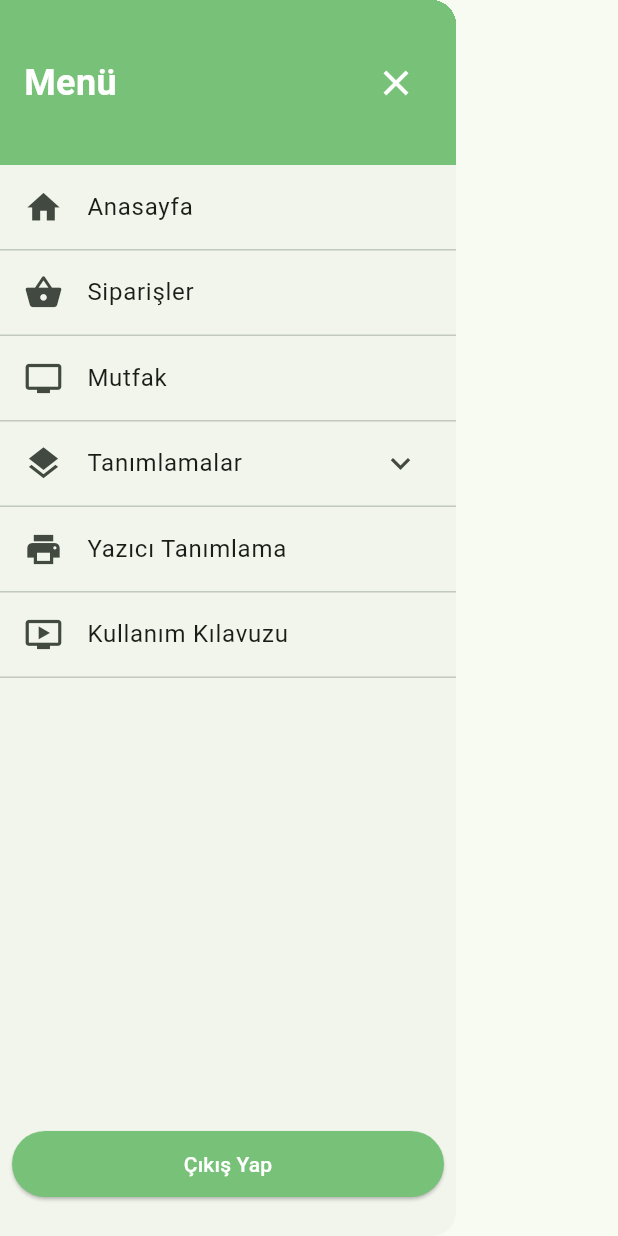
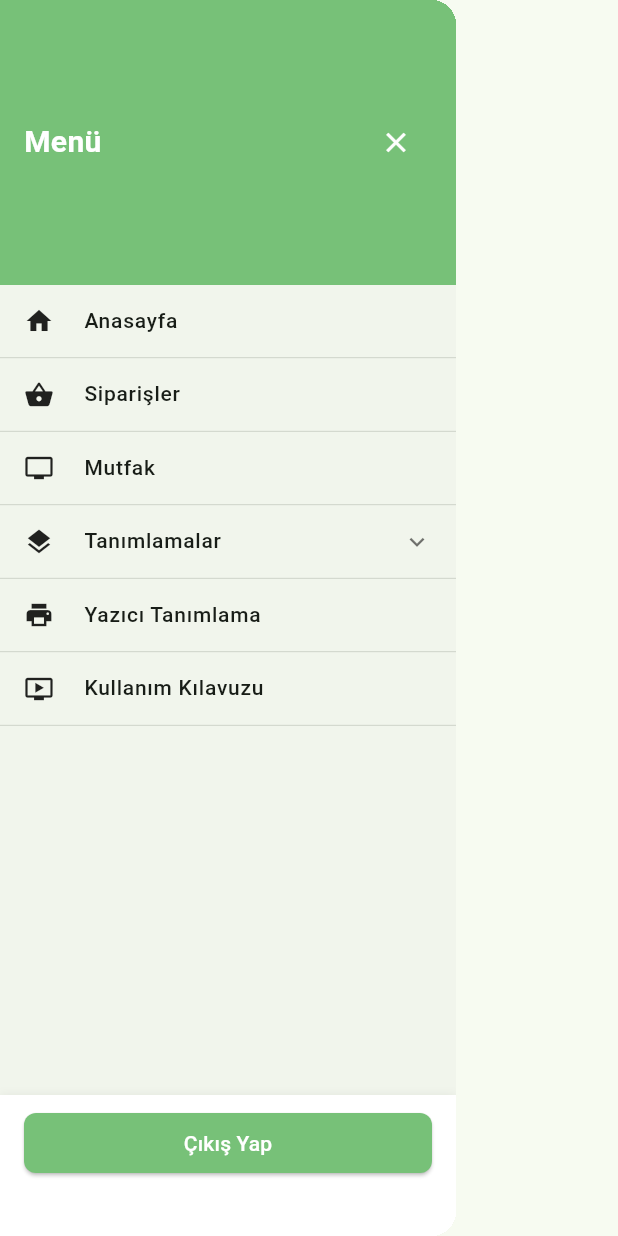
Before and after one commit to gorkemoa/pos701, a Flutter app: the AppDrawer widget shown alone on an empty page, opened directly, on a phone screen of 412 x 824 dp. Run offline on Flutter 3.47's test engine with Material 3 defaults, Android fonts, the light colour scheme and no system bars; our stand-ins replace dio, firebase_core, firebase_messaging, fl_chart, flutter_local_notifications, logger and 1 more; accounts and stored records are empty; network calls fail.

Commit message:
AppDrawer widget'ında görsel iyileştirmeler yapıldı. Menü başlığı ve simgelerin boyutları güncellendi, yeni yardımcı fonksiyonlar eklendi. Kullanıcı arayüzünde daha iyi bir deneyim sağlamak için düzenlemeler yapıldı.

```diff
--- a/lib/widgets/app_drawer.dart
+++ b/lib/widgets/app_drawer.dart
@@ -29,8 +29,11 @@ class _AppDrawerState extends State<AppDrawer> {
         children: [
           Container(
             color: primaryColor,
-            height: 110,
-            padding: const EdgeInsets.all(16),
+            height: 190,
+            padding: const EdgeInsets.symmetric(horizontal: 16, vertical: 8),
+            alignment: Alignment.center,
+            child: SafeArea(
+              bottom: false,
               child: Row(
                 mainAxisAlignment: MainAxisAlignment.spaceBetween,
                 crossAxisAlignment: CrossAxisAlignment.center,
@@ -39,24 +42,27 @@ class _AppDrawerState extends State<AppDrawer> {
                     'Menü',
                     style: TextStyle(
                       color: Colors.white,
-                    fontSize: 24,
+                      fontSize: 20,
                       fontWeight: FontWeight.bold,
                     ),
                   ),
                   IconButton(
-                  icon: const Icon(Icons.close, color: Colors.white, size: 28),
+                    icon: const Icon(Icons.close, color: Colors.white, size: 22),
                     onPressed: () => Navigator.pop(context),
+                    padding: EdgeInsets.zero,
+                    constraints: const BoxConstraints(),
                   ),
                 ],
+              ),
             ),
           ),
           Expanded(
             child: SingleChildScrollView(
               child: Column(
                 children: [
-                  ListTile(
-                    leading: const Icon(Icons.home, size: 26),
-                    title: const Text('Anasayfa', style: TextStyle(fontSize: 16)),
+                  _buildDrawerItem(
+                    icon: Icons.home,
+                    title: 'Anasayfa',
                     onTap: () {
                       Navigator.pop(context);
                       Navigator.push(
@@ -67,10 +73,9 @@ class _AppDrawerState extends State<AppDrawer> {
                       );
                     },
                   ),
-                  const Divider(height: 1),
-                  ListTile(
-                    leading: const Icon(Icons.shopping_basket, size: 26),
-                    title: const Text('Siparişler', style: TextStyle(fontSize: 16)),
+                  _buildDrawerItem(
+                    icon: Icons.shopping_basket,
+                    title: 'Siparişler',
                     onTap: () {
                       Navigator.pop(context);
                       Navigator.push(
@@ -85,10 +90,9 @@ class _AppDrawerState extends State<AppDrawer> {
                       );
                     },
                   ),
-                  const Divider(height: 1),
-                  ListTile(
-                    leading: const Icon(Icons.tv, size: 26),
-                    title: const Text('Mutfak', style: TextStyle(fontSize: 16)),
+                  _buildDrawerItem(
+                    icon: Icons.tv,
+                    title: 'Mutfak',
                     onTap: () {
                       Navigator.pop(context);
                       Navigator.push(
@@ -103,71 +107,69 @@ class _AppDrawerState extends State<AppDrawer> {
                       );
                     },
                   ),
-                  const Divider(height: 1),
-                  ListTile(
-                    leading: const Icon(Icons.layers, size: 26),
-                    title: const Text('Tanımlamalar', style: TextStyle(fontSize: 16)),
-                    trailing: Icon(
-                      _tanimlamalarExpanded ? Icons.expand_less : Icons.expand_more,
-                      size: 26,
-                    ),
+                  _buildExpandableItem(
+                    icon: Icons.layers,
+                    title: 'Tanımlamalar',
+                    isExpanded: _tanimlamalarExpanded,
                     onTap: () {
                       setState(() {
                         _tanimlamalarExpanded = !_tanimlamalarExpanded;
                       });
                     },
                   ),
-                  const Divider(height: 1),
                   if (_tanimlamalarExpanded)
                     Column(
                       children: [
-                        ListTile(
-                          leading: const SizedBox(width: 26),
-                          title: const Text('Menü Tanımlama', style: TextStyle(fontSize: 16)),
+                        _buildSubDrawerItem(
+                          title: 'Menü Tanımlama',
                           onTap: () {
                             Navigator.pop(context);
                             // Menü Tanımlama sayfasına yönlendirme
                           },
                         ),
-                        const Divider(height: 1),
-                        ListTile(
-                          leading: const SizedBox(width: 26),
-                          title: const Text('Masa Tanımlama', style: TextStyle(fontSize: 16)),
+                        _buildSubDrawerItem(
+                          title: 'Masa Tanımlama',
                           onTap: () {
                             Navigator.pop(context);
                             // Masa Tanımlama sayfasına yönlendirme
                           },
                         ),
-                        const Divider(height: 1),
                       ],
                     ),
-                  ListTile(
-                    leading: const Icon(Icons.print, size: 26),
-                    title: const Text('Yazıcı Tanımlama', style: TextStyle(fontSize: 16)),
+                  _buildDrawerItem(
+                    icon: Icons.print,
+                    title: 'Yazıcı Tanımlama',
                     onTap: () {
                       Navigator.pop(context);
                       // Yazıcı Tanımlama sayfasına yönlendirme
                     },
                   ),
-                  const Divider(height: 1),
-                  ListTile(
-                    leading: const Icon(Icons.ondemand_video, size: 26),
-                    title: const Text('Kullanım Kılavuzu', style: TextStyle(fontSize: 16)),
+                  _buildDrawerItem(
+                    icon: Icons.ondemand_video,
+                    title: 'Kullanım Kılavuzu',
                     onTap: () {
                       Navigator.pop(context);
                       // Kullanım Kılavuzu sayfasına yönlendirme
                     },
                   ),
-                  const Divider(height: 1),
                 ],
               ),
             ),
           ),
           Container(
-            padding: const EdgeInsets.all(8),
+            padding: const EdgeInsets.symmetric(horizontal: 16, vertical: 8),
+            decoration: BoxDecoration(
+              color: Colors.white,
+              boxShadow: [
+                BoxShadow(
+                  color: Colors.black.withOpacity(0.05),
+                  blurRadius: 4,
+                  offset: const Offset(0, -1),
+                ),
+              ],
+            ),
             child: Column(
               children: [
-                const SizedBox(height: 8),
                 SizedBox(
                   width: double.infinity,
                   child: ElevatedButton(
@@ -183,12 +185,19 @@ class _AppDrawerState extends State<AppDrawer> {
                     style: ElevatedButton.styleFrom(
                       backgroundColor: primaryColor,
                       foregroundColor: Colors.white,
-                      padding: const EdgeInsets.symmetric(vertical: 12),
-                    ),
-                    child: const Text('Çıkış Yap'),
+                      padding: const EdgeInsets.symmetric(vertical: 10),
+                      shape: RoundedRectangleBorder(
+                        borderRadius: BorderRadius.circular(8),
                       ),
                     ),
-                const SizedBox(height: 16),
+                    child: const Text(
+                      'Çıkış Yap',
+                      style: TextStyle(fontSize: 14),
+                    ),
+
+                  ),
+                ),
+              SizedBox(height: 30),
               ],
             ),
           ),
@@ -196,4 +205,74 @@ class _AppDrawerState extends State<AppDrawer> {
       ),
     );
   }
+
+  Widget _buildDrawerItem({
+    required IconData icon,
+    required String title,
+    required VoidCallback onTap,
+  }) {
+    return Column(
+      children: [
+        ListTile(
+          dense: true,
+          contentPadding: const EdgeInsets.symmetric(horizontal: 16, vertical: 0),
+          leading: Icon(icon, size: 20, color: Colors.black87),
+          title: Text(
+            title,
+            style: const TextStyle(fontSize: 14, fontWeight: FontWeight.w500),
+          ),
+          onTap: onTap,
+        ),
+        const Divider(height: 1, thickness: 0.5),
+      ],
+    );
   }
+
+  Widget _buildSubDrawerItem({
+    required String title,
+    required VoidCallback onTap,
+  }) {
+    return Column(
+      children: [
+        ListTile(
+          dense: true,
+          contentPadding: const EdgeInsets.only(left: 56, right: 16),
+          title: Text(
+            title,
+            style: const TextStyle(fontSize: 13, fontWeight: FontWeight.normal),
+          ),
+          onTap: onTap,
+        ),
+        const Divider(height: 1, thickness: 0.5),
+      ],
+    );
+  }
+
+  Widget _buildExpandableItem({
+    required IconData icon,
+    required String title,
+    required bool isExpanded,
+    required VoidCallback onTap,
+  }) {
+    return Column(
+      children: [
+        ListTile(
+          dense: true,
+          contentPadding: const EdgeInsets.symmetric(horizontal: 16, vertical: 0),
+          leading: Icon(icon, size: 20, color: Colors.black87),
+          title: Text(
+            title,
+            style: const TextStyle(fontSize: 14, fontWeight: FontWeight.w500),
+          ),
+          trailing: Icon(
+            isExpanded ? Icons.expand_less : Icons.expand_more,
+            size: 20,
+            color: Colors.black54,
+          ),
+          onTap: onTap,
+        ),
+        const Divider(height: 1, thickness: 0.5),
+      ],
+    );
+  }
+}
```
Lines whose indentation alone changed are shown as unchanged.
